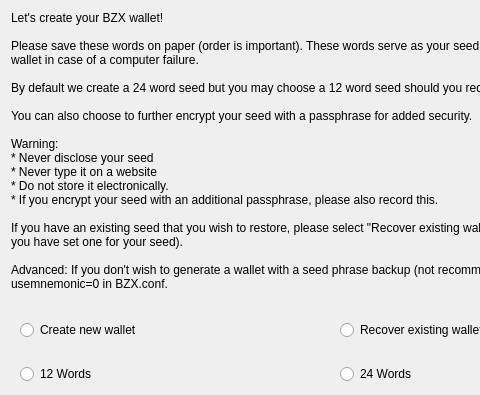
Old version of the form src/qt/forms/recover.ui in the repository 1001tests/BZX; both pictures show x 0 to 480 and y 0 to 395 of the 674 by 624 pixel window.
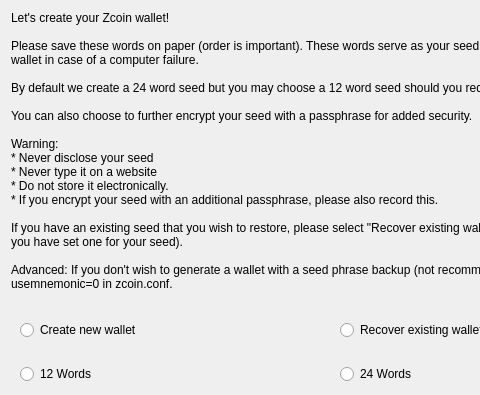
New version of the form.

```diff
--- a/src/qt/forms/recover.ui
+++ b/src/qt/forms/recover.ui
@@ -29,7 +29,7 @@
       </sizepolicy>
      </property>
      <property name="text">
-      <string>Let's create your BZX wallet!
+      <string>Let's create your Zcoin wallet!
 
 Please save these words on paper (order is important). These words serve as your seed and will allow you to recover your wallet in case of a computer failure.
 
@@ -45,7 +45,7 @@
 
 If you have an existing seed that you wish to restore, please select "Recover existing wallet" and enter your passphrase (if you have set one for your seed).
 
-Advanced: If you don't wish to generate a wallet with a seed phrase backup (not recommended), you can set usemnemonic=0 in BZX.conf.
+Advanced: If you don't wish to generate a wallet with a seed phrase backup (not recommended), you can set usemnemonic=0 in zcoin.conf.
       </string>
      </property>
      <property name="wordWrap">
```
Left out of the diff: 3 changed lines with no effect on the pictures.
